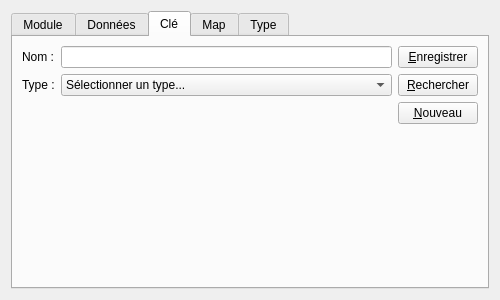
Before: the Qt Designer form app/cpp/qmake/mingw/code/src/manager/GConfigUi.ui in gkesse/ReadyCode, drawn with Qt 5.
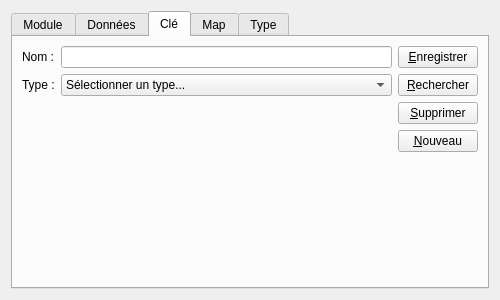
After: the same form once the commit is applied. The open tabs and pages were chosen to show the change.

Commit message: gestion du module de configuration

What changed in the file:
```diff
--- a/app/cpp/qmake/mingw/code/src/manager/GConfigUi.ui
+++ b/app/cpp/qmake/mingw/code/src/manager/GConfigUi.ui
@@ -365,6 +365,13 @@
            </property>
           </widget>
          </item>
+         <item>
+          <widget class="QPushButton" name="btnDeleteKey">
+           <property name="text">
+            <string>&amp;Supprimer</string>
+           </property>
+          </widget>
+         </item>
          <item>
           <widget class="QPushButton" name="btnNewKey">
            <property name="text">
```
Left out of the diff: 7 changed lines with no effect on the pictures. The commit also changes 1 other file.
